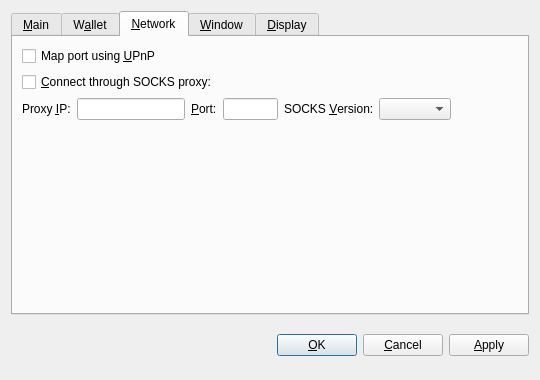
GhostLion/GameCoin, file src/qt/forms/optionsdialog.ui: the form before one commit.
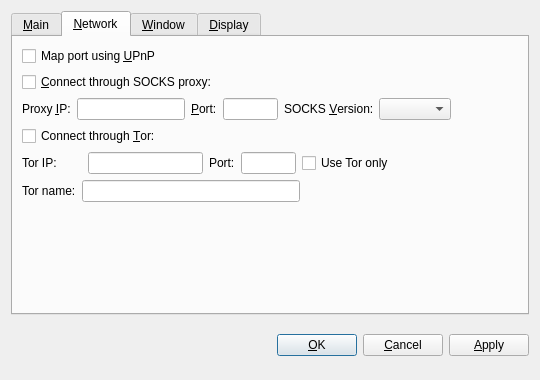
The form after the commit. The open tabs and pages were chosen to show the change. Custom widgets are drawn as their Qt base class.

What changed in the file:
```diff
--- a/src/qt/forms/optionsdialog.ui
+++ b/src/qt/forms/optionsdialog.ui
@@ -31,66 +31,6 @@
       </attribute>
       <layout class="QVBoxLayout" name="verticalLayout_Main">
        <item>
-        <widget class="QCheckBox" name="bitcoinAtStartup">
-         <property name="toolTip">
-          <string>Automatically start Gamecoin after logging in to the system.</string>
-         </property>
-         <property name="text">
-          <string>&amp;Start Gamecoin on system login</string>
-         </property>
-        </widget>
-       </item>
-       <item>
-        <spacer name="verticalSpacer_Main">
-         <property name="orientation">
-          <enum>Qt::Vertical</enum>
-         </property>
-         <property name="sizeHint" stdset="0">
-          <size>
-           <width>20</width>
-           <height>40</height>
-          </size>
-         </property>
-        </spacer>
-       </item>
-       <item>
-        <layout class="QHBoxLayout" name="horizontalLayout_2_Main">
-         <item>
-          <spacer name="horizontalSpacer_2_Main">
-           <property name="orientation">
-            <enum>Qt::Horizontal</enum>
-           </property>
-           <property name="sizeHint" stdset="0">
-            <size>
-             <width>40</width>
-             <height>20</height>
-            </size>
-           </property>
-          </spacer>
-         </item>
-         <item>
-          <widget class="QPushButton" name="resetButton">
-           <property name="toolTip">
-            <string>Reset all client options to default.</string>
-           </property>
-           <property name="text">
-            <string>&amp;Reset Options</string>
-           </property>
-           <property name="autoDefault">
-            <bool>false</bool>
-           </property>
-          </widget>
-         </item>
-        </layout>
-       </item>
-      </layout>
-     </widget>
-     <widget class="QWidget" name="tabWallet">
-      <attribute name="title">
-       <string>W&amp;allet</string>
-      </attribute>
-      <layout class="QVBoxLayout" name="verticalLayout_Network">
-       <item>
         <widget class="QLabel" name="transactionFeeInfoLabel">
          <property name="text">
           <string>Optional transaction fee per kB that helps make sure your transactions are processed quickly. Most transactions are 1 kB.</string>
@@ -154,14 +94,14 @@
         </widget>
        </item>
        <item>
-        <spacer name="verticalSpacer">
+        <spacer name="verticalSpacer_Main">
          <property name="orientation">
           <enum>Qt::Vertical</enum>
          </property>
          <property name="sizeHint" stdset="0">
           <size>
-           <width>20</width>
-           <height>40</height>
+           <width>17</width>
+           <height>153</height>
           </size>
          </property>
         </spacer>
@@ -282,6 +222,110 @@
          </item>
         </layout>
        </item>
+       <item>
+        <widget class="QCheckBox" name="connectTor">
+         <property name="text">
+          <string>Connect through &amp;Tor:</string>
+         </property>
+        </widget>
+       </item>
+       <item>
+        <layout class="QHBoxLayout" name="horizontalLayout_Tor">
+         <item>
+          <widget class="QLabel" name="torIpLabel">
+           <property name="minimumSize">
+            <size>
+             <width>60</width>
+             <height>0</height>
+            </size>
+           </property>
+           <property name="text">
+            <string>Tor IP:</string>
+           </property>
+          </widget>
+         </item>
+         <item>
+          <widget class="QValidatedLineEdit" name="torIp">
+           <property name="maximumSize">
+            <size>
+             <width>115</width>
+             <height>16777215</height>
+            </size>
+           </property>
+          </widget>
+         </item>
+         <item>
+          <widget class="QLabel" name="torPortLabel">
+           <property name="text">
+            <string>Port:</string>
+           </property>
+          </widget>
+         </item>
+         <item>
+          <widget class="QLineEdit" name="torPort">
+           <property name="maximumSize">
+            <size>
+             <width>55</width>
+             <height>16777215</height>
+            </size>
+           </property>
+          </widget>
+         </item>
+         <item>
+          <widget class="QCheckBox" name="TorOnly">
+           <property name="text">
+            <string>Use Tor only</string>
+           </property>
+          </widget>
+         </item>
+         <item>
+          <spacer name="horizontalSpacer">
+           <property name="orientation">
+            <enum>Qt::Horizontal</enum>
+           </property>
+           <property name="sizeHint" stdset="0">
+            <size>
+             <width>40</width>
+             <height>20</height>
+            </size>
+           </property>
+          </spacer>
+         </item>
+        </layout>
+       </item>
+       <item>
+        <layout class="QHBoxLayout" name="horizontalLayout">
+         <item>
+          <widget class="QLabel" name="torNameLabel">
+           <property name="text">
+            <string>Tor name:</string>
+           </property>
+           <property name="textFormat">
+            <enum>Qt::PlainText</enum>
+           </property>
+           <property name="buddy">
+            <cstring>torName</cstring>
+           </property>
+          </widget>
+         </item>
+         <item>
+          <widget class="QLineEdit" name="torName"/>
+         </item>
+         <item>
+          <spacer name="horizontalSpacer_3">
+           <property name="orientation">
+            <enum>Qt::Horizontal</enum>
+           </property>
+           <property name="sizeHint" stdset="0">
+            <size>
+             <width>40</width>
+             <height>20</height>
+            </size>
+           </property>
+          </spacer>
+         </item>
+        </layout>
+       </item>
        <item>
         <spacer name="verticalSpacer_Network">
          <property name="orientation">
```
Left out of the diff: 66 changed lines with no effect on the pictures.
